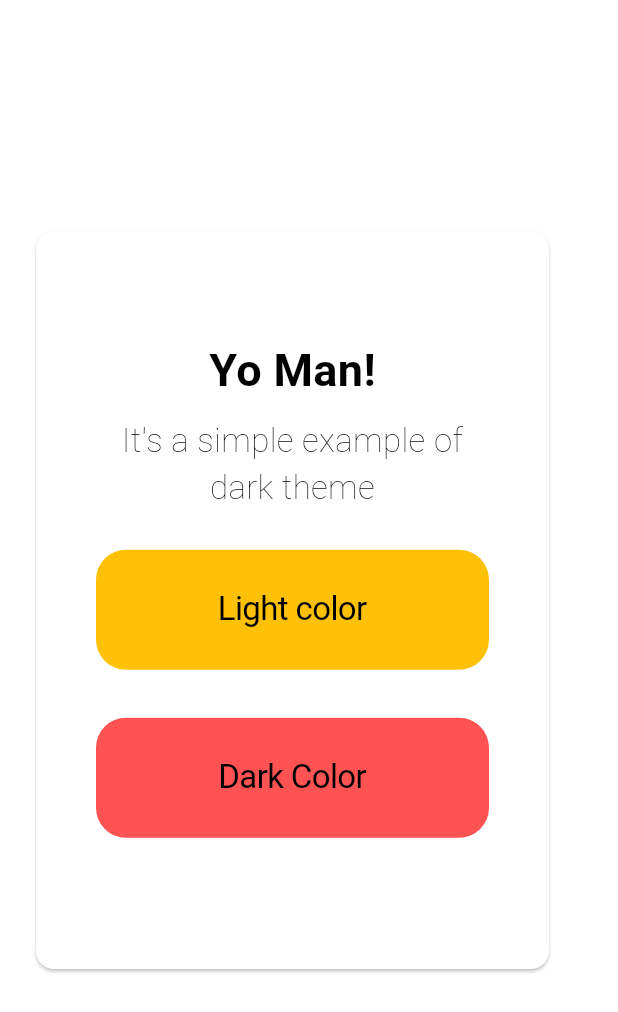
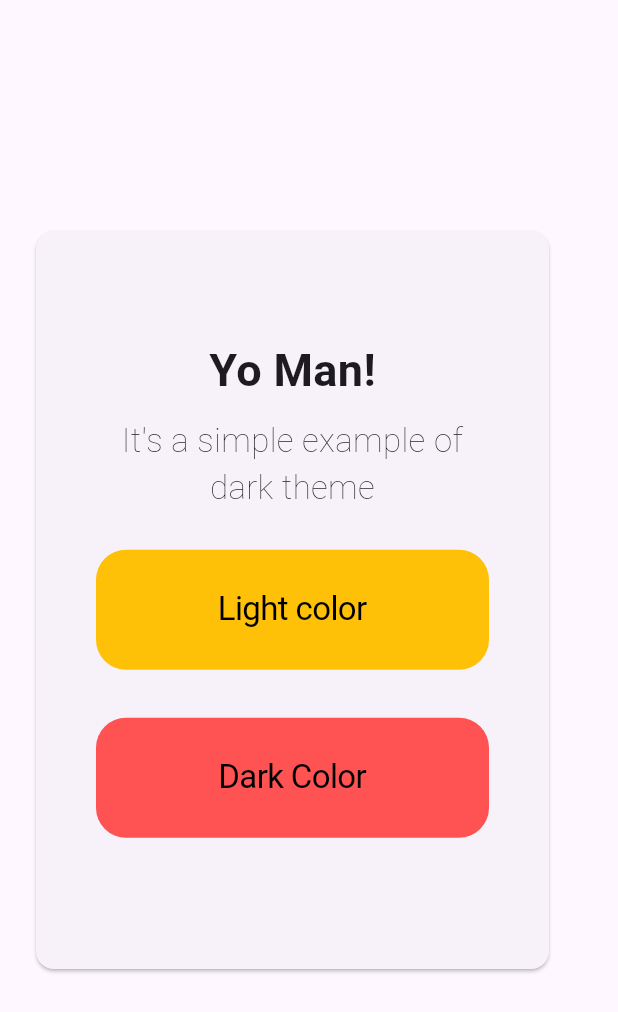
Before and after one commit to Aksharpatel06/adv_flutter_ch1, a Flutter app: the screen it shows after launch, on a phone screen of 412 x 824 dp. Shown: the top 1012 px of the screen. Run offline on Flutter 3.47's test engine with Material 3 defaults, Android fonts, the phone set to English and light mode, and no system bars.

Commit message:
24-04-2024

```diff
--- a/lib/task_1/view/theme_screen.dart
+++ b/lib/task_1/view/theme_screen.dart
@@ -24,13 +24,8 @@ class _MyAppState extends State<MyApp> {
     return MaterialApp(
       debugShowCheckedModeBanner: false,
       themeMode: (isdark) ? ThemeMode.dark : ThemeMode.light,
-      theme: ThemeData(
-          colorScheme: ColorScheme.light(
-              onSecondary: Colors.red, tertiaryContainer: Colors.red)),
-      darkTheme: ThemeData(
-          colorScheme: ColorScheme.dark(
-        onSecondary: Colors.blue,
-      )),
+      theme: ThemeData.light(),
+      darkTheme: ThemeData.dark(),
       home: Scaffold(
         body: Padding(
           padding: const EdgeInsets.symmetric(horizontal: 20.0, vertical: 150),
```
Also changed, not shown: Screenshot_20240424_192906.png (added), Screenshot_20240424_192938.png (added).
